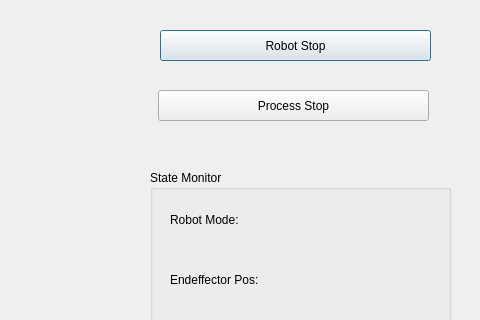
Old version of the form src/ur_gui.ui in the repository suho0515/ur_gui; both pictures show x 260 to 740 and y 0 to 320 of the 740 by 415 pixel window.
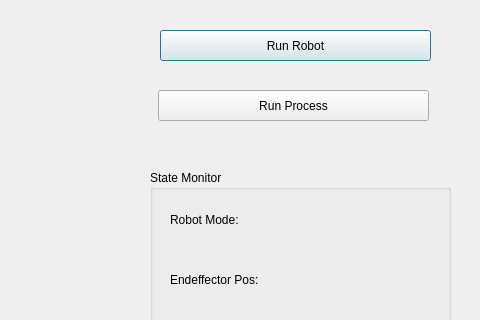
New version of the form.

Commit message: display robot mode

The edit to the form file:
```diff
--- a/src/ur_gui.ui
+++ b/src/ur_gui.ui
@@ -75,7 +75,7 @@
     </rect>
    </property>
    <property name="text">
-    <string>Robot Stop</string>
+    <string>Run Robot</string>
    </property>
   </widget>
   <widget class="QPushButton" name="pushButton_processPlayStop">
@@ -88,7 +88,7 @@
     </rect>
    </property>
    <property name="text">
-    <string>Process Stop</string>
+    <string>Run Process</string>
    </property>
   </widget>
   <widget class="QLabel" name="label_image">
```
Left out of the diff: 4 changed lines with no effect on the pictures. The commit also changes 1 other file.
